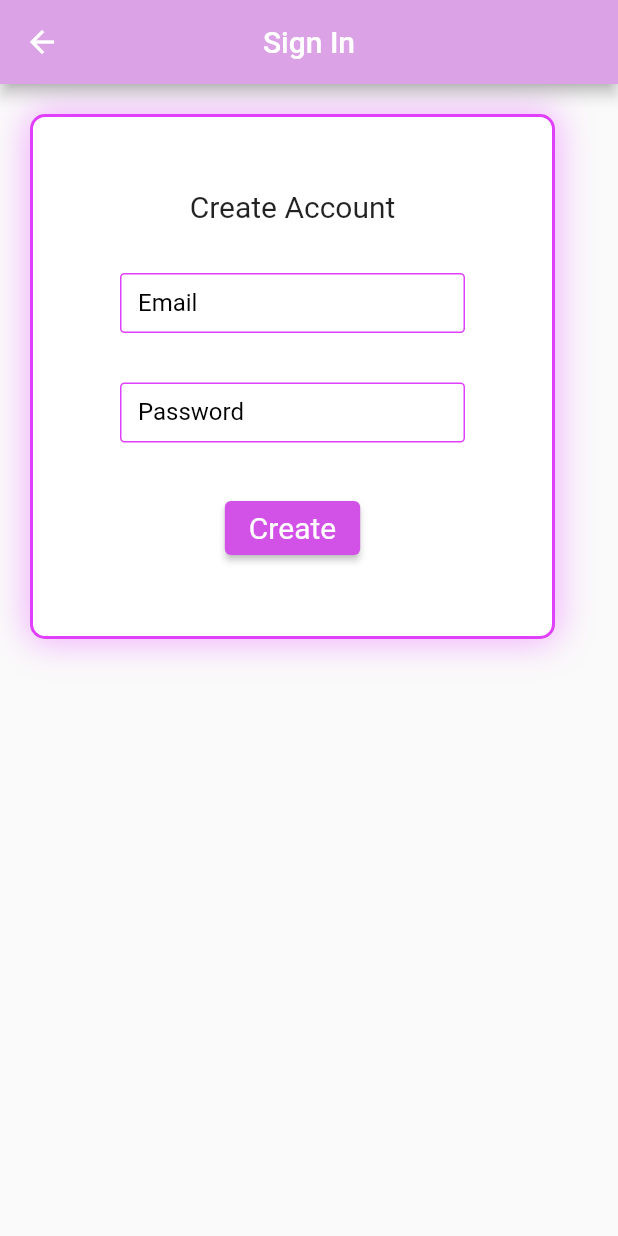
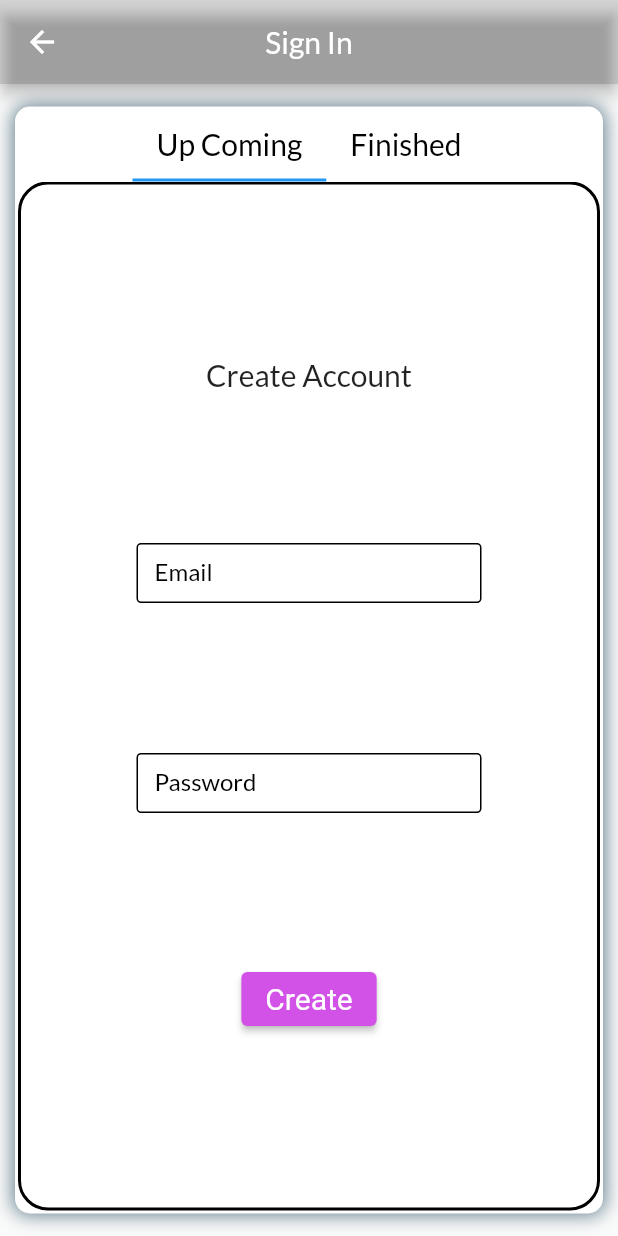
Before and after one commit to cruzmac/studentapp, a Flutter app: the SignUp screen opened by its route, on a phone screen of 412 x 824 dp. Run offline on Flutter 3.47's test engine with Material 2 defaults, Android fonts, the phone set to English and light mode, and no system bars; our stand-ins replace firebase_auth, firebase_core, google_fonts; accounts and stored records are empty; network calls fail.

Commit message:
forth commit
2 9 5 18

```diff
--- a/aug_prj/lib/design/box_design.dart
+++ b/aug_prj/lib/design/box_design.dart
@@ -4,24 +4,18 @@ class AppTheme {
   static BoxDecoration design = BoxDecoration(
     color: Colors.white,
     border:
-        Border.all(color: Colors.purpleAccent, width: 2.0, style: BorderStyle.solid),
-    borderRadius: const BorderRadius.all(Radius.circular(10)),
+        Border.all(color: Colors.white, width: 2.0, style: BorderStyle.solid),
+    borderRadius: const BorderRadius.all(Radius.circular(15)),
     boxShadow: const [
       BoxShadow(
-        color: Color.fromARGB(255, 241, 174, 253),
+        color: Colors.black54,
         offset: Offset(
           0.0,
           0.0,
         ),
         blurRadius: 20.0,
-        spreadRadius: 2.0,
+        spreadRadius: 3.0,
       ),
-      // BoxShadow(
-      //   color: Colors.white,
-      //   offset: Offset(0.0, 0.0),
-      //   blurRadius: 0.0,
-      //   spreadRadius: 0.0,
-      // ),
     ],
   );
 }
--- a/aug_prj/lib/design/form_design.dart
+++ b/aug_prj/lib/design/form_design.dart
@@ -20,18 +20,18 @@ class FormDesign extends StatelessWidget {
           enabledBorder: const OutlineInputBorder(
             borderRadius: BorderRadius.all(Radius.circular(3)),
             borderSide: BorderSide(
-              color: Colors.purpleAccent,
+              color: Colors.black,
               width: 1,
             ),
           ),
           focusedBorder: const OutlineInputBorder(
             borderRadius: BorderRadius.all(Radius.circular(3)),
             borderSide: BorderSide(
-              color: Colors.purpleAccent,
+              color: Colors.black,
               width: 1,
             ),
           ),
-          fillColor: Colors.white,
+          fillColor: Colors.black,
         ),
         autovalidateMode: AutovalidateMode.onUserInteraction,
       ),
--- a/aug_prj/lib/main.dart
+++ b/aug_prj/lib/main.dart
@@ -1,3 +1,4 @@
+import 'package:aug_prj/screens/events.dart';
 import 'package:aug_prj/screens/home_page.dart';
 import 'package:aug_prj/screens/login_page.dart';
 import 'package:aug_prj/screens/signup.dart';
@@ -23,9 +24,11 @@ class MyApp extends StatelessWidget {
     return MaterialApp(
       title: 'Flutter Demo',
       debugShowCheckedModeBanner: false,
-      // theme: ThemeData(
-      //   textTheme: GoogleFonts.lobsterTextTheme(Theme.of(context).textTheme),
-      // ),
+      theme: ThemeData(
+        // textTheme: GoogleFonts.lobsterTextTheme(Theme.of(context).textTheme),
+        fontFamily: GoogleFonts.lato().fontFamily,
+        appBarTheme:const  AppBarTheme(backgroundColor:Colors.black12),
+      ),
       initialRoute: '/',
       onGenerateRoute: pageroutes,
     );
@@ -56,6 +59,10 @@ Route<dynamic>? pageroutes(RouteSettings settings) {
       return (MaterialPageRoute(
           settings: settings,
           builder: (BuildContext context) => const TimeTable()));
+    case '/events':
+      return (MaterialPageRoute(
+          settings: settings,
+          builder: (BuildContext context) => const Events()));
     default:
   }
   return null;
--- a/aug_prj/lib/screens/home_page.dart
+++ b/aug_prj/lib/screens/home_page.dart
@@ -16,7 +16,6 @@ class _HomePageState extends State<HomePage> {
       endDrawer: enddrawer(context),
       appBar: AppBar(
         title: const Text('DashBoard'),
-        backgroundColor: const Color.fromARGB(255, 219, 162, 229),
         centerTitle: true,
       ),
     );
--- a/aug_prj/lib/screens/signup.dart
+++ b/aug_prj/lib/screens/signup.dart
@@ -1,5 +1,4 @@
 import 'package:aug_prj/Utils/utils.dart';
-import 'package:aug_prj/design/box_design.dart';
 import 'package:aug_prj/design/form_design.dart';
 import 'package:firebase_auth/firebase_auth.dart';
 import 'package:flutter/material.dart';
@@ -11,9 +10,16 @@ class SignUp extends StatefulWidget {
   State<SignUp> createState() => _SignUpState();
 }
 
-class _SignUpState extends State<SignUp> {
+class _SignUpState extends State<SignUp> with SingleTickerProviderStateMixin {
   final TextEditingController _emailcontroller = TextEditingController();
   final TextEditingController _passwordcontroller = TextEditingController();
+  late final TabController tabcontroller;
+  @override
+  void initState() {
+    tabcontroller = TabController(length: 2, vsync: this);
+    super.initState();
+  }
+
   @override
   void dispose() {
     _emailcontroller.dispose();
@@ -23,13 +29,15 @@ class _SignUpState extends State<SignUp> {
 
   Future signIn() async {
     try {
+      final userCredential =
           await FirebaseAuth.instance.createUserWithEmailAndPassword(
         email: _emailcontroller.text.trim(),
         password: _passwordcontroller.text.trim(),
       );
-      if (FirebaseAuth.instance.currentUser != null) {
+      if (userCredential.user != null) {
         Navigator.of(context)
             .pushNamedAndRemoveUntil('/home', (route) => false);
+        Utils.cupertinoBox2(context, 'Account Created');
       }
     } on FirebaseAuthException catch (e) {
       Utils.cupertinoBox(context, e.message);
@@ -43,44 +51,91 @@ class _SignUpState extends State<SignUp> {
     return Scaffold(
       appBar: AppBar(
         title: const Text('Sign In'),
-        backgroundColor: const Color.fromARGB(255, 219, 162, 229),
         centerTitle: true,
       ),
-      body: SingleChildScrollView(
-        child: Padding(
-          padding: const EdgeInsets.all(20),
+      body: Padding(
+        padding: const EdgeInsets.symmetric(horizontal: 10, vertical: 15),
+        child: Container(
+          decoration: BoxDecoration(
+              color: Colors.white,
+              border: Border.all(
+                  color: Colors.white, width: 2.0, style: BorderStyle.solid),
+              borderRadius: const BorderRadius.all(Radius.circular(10)),
+              boxShadow: const [
+                BoxShadow(
+                  color: Colors.blueGrey,
+                  offset: Offset(
+                    0.0,
+                    0.0,
+                  ),
+                  blurRadius: 10.0,
+                  spreadRadius: 1.0,
+                ),
+              ]),
           child: Column(
             children: [
-              Container(
+              TabBar(
+                isScrollable: true,
+                controller: tabcontroller,
+                tabs: const [
+                  Tab(
+                    child: Text(
+                      'Up Coming',
+                      style: TextStyle(color: Colors.black, fontSize: 20),
+                    ),
+                  ),
+                  Tab(
+                    child: Text(
+                      'Finished',
+                      style: TextStyle(color: Colors.black, fontSize: 20),
+                    ),
+                  ),
+                ],
+              ),
+              Expanded(
+                child: TabBarView(controller: tabcontroller, children: [
+                  signin('Create'),
+                  signin('Delete'),
+                ]),
+              )
+            ],
+          ),
+        ),
+      ),
+    );
+  }
+
+  Container signin(String str) {
+    return Container(
       alignment: Alignment.center,
-                height: 350,
-                width: 350,
-                decoration: AppTheme.design,
+      decoration: BoxDecoration(border: Border.all(width: 2,color: Colors.black),borderRadius:BorderRadius.all(Radius.circular(20)) ),
       child: Padding(
-                  padding:
-                      const EdgeInsets.symmetric(vertical: 15, horizontal: 20),
-                  child: Column(
-                      mainAxisAlignment: MainAxisAlignment.spaceEvenly,
-                      children: [
-                        const Text('Create Account',style: TextStyle(fontSize: 20),),
-                        const FormDesign(labelText: 'Email',),
-                        const FormDesign(labelText: 'Password',),
+        padding: const EdgeInsets.symmetric(vertical: 15, horizontal: 20),
+        child:
+            Column(mainAxisAlignment: MainAxisAlignment.spaceEvenly, children: [
+           Text(
+            '$str Account',
+            style: TextStyle(fontSize: 20),
+          ),
+          FormDesign(
+            labelText: 'Email',
+            controller: _emailcontroller,
+          ),
+          FormDesign(
+            labelText: 'Password',
+            controller: _passwordcontroller,
+          ),
           ElevatedButton(
               onPressed: () {
                 signIn();
               },
-                            child: const Text('Create'),
+              child:  Text(str),
               style: ElevatedButton.styleFrom(
                   primary: const Color.fromARGB(255, 210, 82, 232),
                   textStyle: const TextStyle(
                       fontSize: 20, fontWeight: FontWeight.w400))),
         ]),
       ),
-              ),
-            ],
-          ),
-        ),
-      ),
     );
   }
 }
```
Also changed, not shown: aug_prj/lib/Utils/utils.dart (+18 -0 lines), aug_prj/lib/design/end_drawer.dart (+6 -6 lines), aug_prj/lib/screens/events.dart (added, +144 -0 lines), aug_prj/lib/screens/student.dart (+9 -5 lines), aug_prj/lib/screens/time_table.dart (+5 -19 lines). Lines whose indentation alone changed are shown as unchanged.
